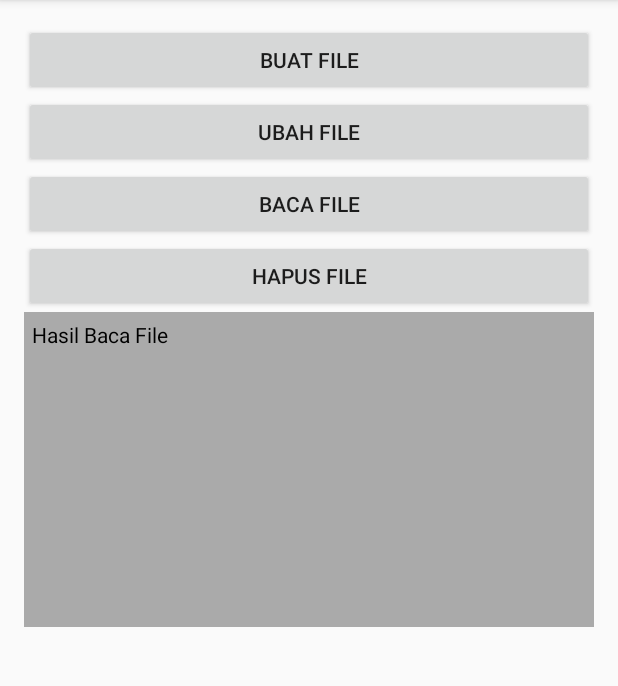
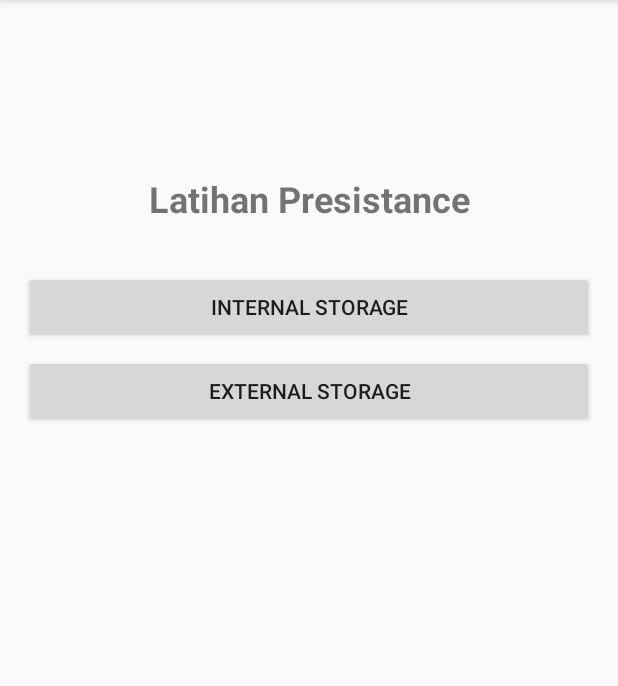
Before and after one commit to yonakisaragi/LatihanStorage, an Android app: the screen it shows after launch (MainActivity), on a phone screen of 412 x 824 dp, the part 84-770 px from its top. Run offline under Robolectric (Android 15) with nearby library versions, the phone set to English and light mode, and no system bars.

Commit message:
Latihan Storage

```diff
--- a/app/src/main/AndroidManifest.xml
+++ b/app/src/main/AndroidManifest.xml
@@ -16,6 +16,9 @@
                 <category android:name="android.intent.category.LAUNCHER" />
             </intent-filter>
         </activity>
+        <activity android:name=".ExternalActivity" />
+        <activity android:name=".InternalActivity" />
     </application>
 
+
 </manifest>
--- a/app/src/main/java/com/example/latihanstorage/MainActivity.java
+++ b/app/src/main/java/com/example/latihanstorage/MainActivity.java
@@ -2,120 +2,30 @@ package com.example.latihanstorage;
 
 import androidx.appcompat.app.AppCompatActivity;
 
+import android.content.Intent;
 import android.os.Bundle;
 import android.view.View;
 import android.widget.Button;
-import android.widget.TextView;
-
-import java.io.BufferedReader;
-import java.io.File;
-import java.io.FileOutputStream;
-import java.io.FileReader;
-import java.io.IOException;
 
 public class MainActivity extends AppCompatActivity {
-    public static final String FILENAME="namafile.txt";
-    Button buatFile, ubahFile, bacaFile, hapusFile;
-    TextView textbaca;
+    Button button_internal, button_external;
+
 
     @Override
     protected void onCreate(Bundle savedInstanceState) {
         super.onCreate(savedInstanceState);
-        setContentView(R.layout.activity_main);
-        buatFile = findViewById(R.id.buttonBuatFile);
-        ubahFile = findViewById(R.id.buttonUbahFile);
-        bacaFile = findViewById(R.id.buttonBacaFile);
-        hapusFile = findViewById(R.id.buttonHapusFile);
-        textbaca = findViewById(R.id.textBaca);
-
-
-
-        buatFile.setOnClickListener(new View.OnClickListener() {
-            @Override
-            public void onClick(View v) {
-                buatFile();
-
-            }
-        });
-
-        ubahFile.setOnClickListener(new View.OnClickListener() {
-            @Override
-            public void onClick(View v) {
-                ubahFile();
-
-            }
-        });
-
-        bacaFile.setOnClickListener(new View.OnClickListener() {
-            @Override
-            public void onClick(View v) {
-                bacaFile();
-
-            }
-        });
-
-        hapusFile.setOnClickListener(new View.OnClickListener() {
-            @Override
-            public void onClick(View v) {
-                hapusFile();
-            }
-        });
-
+        setContentView(R.layout.activity_main2);
+        button_internal=findViewById(R.id.buttonInternal);
+        button_external=findViewById(R.id.buttonExternal);
     }
 
-    void buatFile() {
-        String isiFile="Coba Isi Data File Text";
-        File file=new File(getFilesDir(), FILENAME);
-        FileOutputStream outputStream=null;
-        try {
-            file.createNewFile();
-            outputStream = new FileOutputStream(file, true);
-            outputStream.write(isiFile.getBytes());
-            outputStream.flush();
-            outputStream.close();
-        } catch (Exception e) {
-            e.printStackTrace();
-        }
-    }
-    void ubahFile() {
-        String isiFile = "Updata Isi Data File Text";
-        File file = new File(getFilesDir(), FILENAME);
-        FileOutputStream outputStream = null;
-        try {
-            file.createNewFile();
-            outputStream = new FileOutputStream(file, false);
-            outputStream.write(isiFile.getBytes());
-            outputStream.flush();
-            outputStream.close();
-        } catch (Exception e) {
-            e.printStackTrace();
-        }
-    }
-    void bacaFile() {
-        File dir=getFilesDir();
-        File file=new File(dir, FILENAME);
-        if(file.exists()) {
-            StringBuilder text=new StringBuilder();
-
-            try {
-                BufferedReader br=new BufferedReader(new FileReader(file));
-                String line=br.readLine();
-                while (line!=null) {
-                    text.append(line);
-                    line=br.readLine();
-                }
-                br.close();
-            } catch (IOException e) {
-                e.printStackTrace();
-            }
-            textbaca.setText(text.toString());
-        }
-    }
-    void hapusFile() {
-        File file=new File(getFilesDir(),FILENAME);
-        if(file.exists()){
-            file.delete();
-        }
+    public void launchInternalActivity(View view) {
+        Intent i=new Intent(MainActivity.this, InternalActivity.class);
+        startActivity(i);
     }
 
+    public void launchExternalActivity(View view) {
+        Intent a=new Intent(MainActivity.this, ExternalActivity.class);
+        startActivity(a);
+    }
 }
--- a/app/src/main/res/layout/activity_main.xml
+++ b/app/src/main/res/layout/activity_internal.xml
@@ -6,7 +6,7 @@
     android:layout_height="match_parent"
     android:orientation="vertical"
     android:padding="16dp"
-    tools:context=".MainActivity">
+    tools:context=".InternalActivity">
 
 
     <Button
@@ -48,5 +48,4 @@
         android:inputType="textMultiLine"
         />
 
-
 </LinearLayout>
--- /dev/null
+++ b/app/src/main/res/layout/activity_main2.xml
@@ -0,0 +1,38 @@
+<?xml version="1.0" encoding="utf-8"?>
+<LinearLayout xmlns:android="http://schemas.android.com/apk/res/android"
+    xmlns:app="http://schemas.android.com/apk/res-auto"
+    xmlns:tools="http://schemas.android.com/tools"
+    android:layout_width="match_parent"
+    android:layout_height="match_parent"
+    android:orientation="vertical"
+    android:padding="16dp"
+    tools:context=".MainActivity">
+
+    <TextView
+        android:layout_width="match_parent"
+        android:layout_height="wrap_content"
+        android:layout_marginTop="100dp"
+        android:layout_marginBottom="16dp"
+        android:textAlignment="center"
+        android:textSize="24sp"
+        android:textStyle="bold"
+        android:text="Latihan Presistance"/>
+
+    <Button
+        android:id="@+id/buttonInternal"
+        android:layout_width="match_parent"
+        android:layout_height="wrap_content"
+        android:layout_marginBottom="8dp"
+        android:layout_marginTop="16dp"
+        android:text="Internal Storage"
+        android:onClick="launchInternalActivity"
+        />
+
+    <Button
+        android:id="@+id/buttonExternal"
+        android:layout_width="match_parent"
+        android:layout_height="wrap_content"
+        android:text="External Storage"
+        android:onClick="launchExternalActivity"
+        />
+</LinearLayout>
```
Also changed, not shown: app/src/main/java/com/example/latihanstorage/ExternalActivity.java (added, +134 -0 lines), app/src/main/java/com/example/latihanstorage/InternalActivity.java (added, +121 -0 lines), app/src/main/res/layout/activity_external.xml (added, +52 -0 lines).
